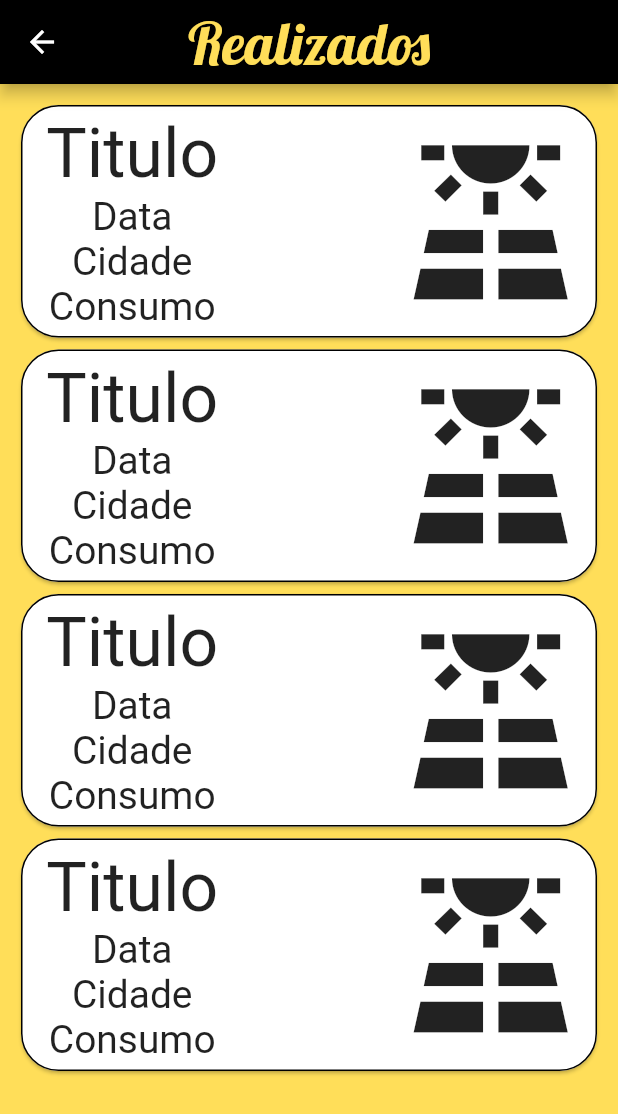
After one commit to jameshirxlehor/sunLight, a Flutter app: the DimensionamentosRealizados screen opened directly, on a phone screen of 412 x 824 dp. The commit adds this screen. Shown: the top 1114 px of the screen. Run offline on Flutter 3.47's test engine with Material 3 defaults, Android fonts, the phone set to English and light mode, and no system bars; our stand-ins replace card_swiper, google_fonts, icons_plus, sqflite; missing offline and left inert: easy_loading_button; accounts and stored records are empty.

Commit message:
Atualizado o layout para contruir todos os cards de uma vez e inicio de implementação da tela de dimensionamentos realizados

```diff
--- /dev/null
+++ b/lib/pages/dimensionamentosRealizados.dart
@@ -0,0 +1,105 @@
+import 'package:flutter/cupertino.dart';
+import 'package:flutter/material.dart';
+import 'package:google_fonts/google_fonts.dart';
+
+class DimensionamentosRealizados extends StatefulWidget {
+  DimensionamentosRealizados({super.key});
+
+  @override
+  State<DimensionamentosRealizados> createState() =>
+      _DimensionamentosRealizadosState();
+}
+
+class _DimensionamentosRealizadosState extends State<DimensionamentosRealizados> {
+
+  _cardDimensionados(double largura, double altura){
+    return Row(
+      children: [
+        Expanded(
+          child: Card(
+            shape: OutlineInputBorder(borderRadius: BorderRadius.circular(25)),
+            color: Colors.white,
+            child: Padding(
+              padding: const EdgeInsets.only(bottom: 6,top: 6),
+              child: Row(
+                children: [
+                  Column(
+                    children: [
+                      SizedBox(width: largura*0.36,),
+                      Row(
+                        children: [
+                          Text('Titulo',style: TextStyle(fontSize: largura*0.11),),
+                        ],
+                      ),
+                      Row(
+                        children: [
+                          Text('Data',style: TextStyle(fontSize: largura*0.063)),
+                        ],
+                      ),
+                      Row(
+                        children: [
+                          Text('Cidade',style: TextStyle(fontSize: largura*0.063)),
+                        ],
+                      ),
+                      Row(
+                        children: [
+                          Text('Consumo',style: TextStyle(fontSize: largura*0.063)),
+                        ],
+                      ),
+                    ],
+                  ),
+                  SizedBox(width: largura*0.25,),
+                  Column(
+                    children: [
+                      Icon(Icons.solar_power,size: largura*0.30,),
+                    ],
+                  )
+                ],
+              ),
+            ),
+          ),
+        ),
+      ],
+    );
+  }
+
+
+
+  @override
+  Widget build(BuildContext context) {
+    double largura =
+        MediaQuery.of(context).size.width; // tamanho da largura da tela
+    double altura =
+        MediaQuery.of(context).size.height; // tamanho da altura da tela
+
+    return Scaffold(
+      backgroundColor: Color.fromARGB(255, 255, 222, 89),
+      appBar: AppBar(
+        centerTitle: true,
+        title: Text(
+          'Realizados',
+          style: GoogleFonts.lobster(
+              fontSize: largura * 0.85 * 0.11,
+              color: const Color.fromARGB(255, 255, 222, 89),
+              fontWeight: FontWeight.w500),
+        ),
+        backgroundColor: Colors.black,
+      ),
+      body: Padding(
+        padding: const EdgeInsets.all(10.0),
+        child: SingleChildScrollView(
+          child: Column(
+            mainAxisAlignment: MainAxisAlignment.start,
+            children: [
+              _cardDimensionados(largura, altura),
+              _cardDimensionados(largura, altura),
+              _cardDimensionados(largura, altura),
+              _cardDimensionados(largura, altura),
+
+            ],
+          ),
+        ),
+      ),
+    );
+  }
+}
```
Also changed, not shown: lib/pages/home.dart (+52 -44 lines), lib/pages/novoDimensionamento.dart (+7 -5 lines), lib/pages/sobreDesenvolvedores.dart (+8 -6 lines), lib/widgets/cardOpcaoHome.dart (+14 -6 lines), assets/image/equipe.jpg (added), assets/image/realizados.jpg, pubspec.lock.
